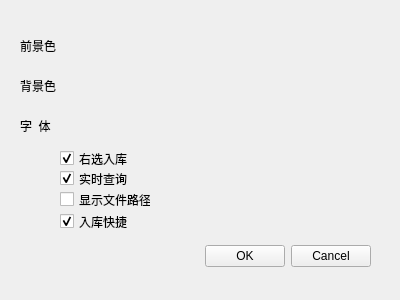
Before: the Qt Designer form auto_c_code/setup1.ui in yjduoduo/auto_c_code, drawn with Qt 5.
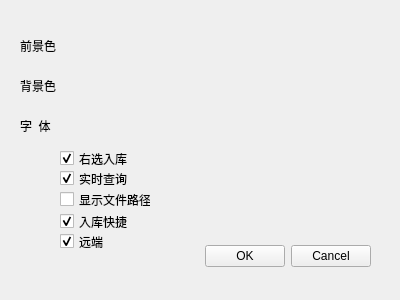
After: the same form once the commit is applied.

What changed in the file:
```diff
--- a/auto_c_code/setup1.ui
+++ b/auto_c_code/setup1.ui
@@ -210,6 +210,25 @@
     <bool>true</bool>
    </property>
   </widget>
+  <widget class="QCheckBox" name="checkBox_sendpkg">
+   <property name="geometry">
+    <rect>
+     <x>60</x>
+     <y>233</y>
+     <width>91</width>
+     <height>17</height>
+    </rect>
+   </property>
+   <property name="toolTip">
+    <string>入库按钮鼠标移动即弹出，且确定和取消也一样效果</string>
+   </property>
+   <property name="text">
+    <string>远端</string>
+   </property>
+   <property name="checked">
+    <bool>true</bool>
+   </property>
+  </widget>
  </widget>
  <resources/>
  <connections>
```
